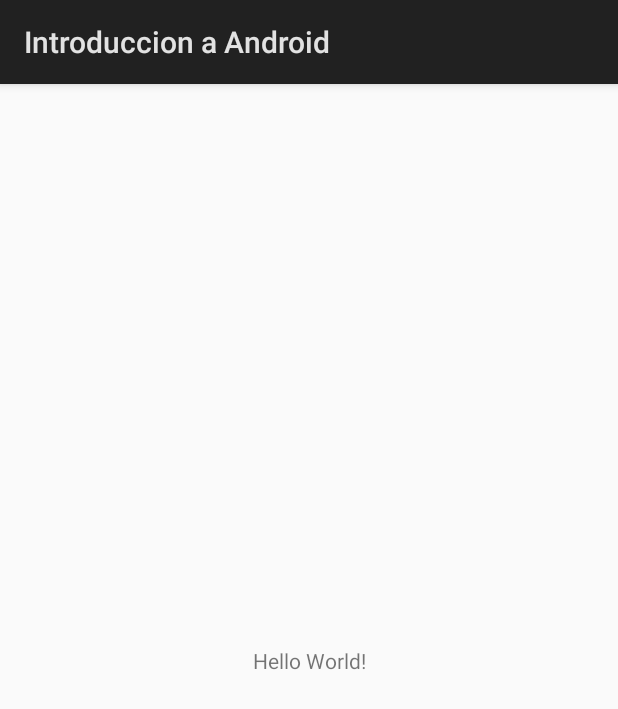
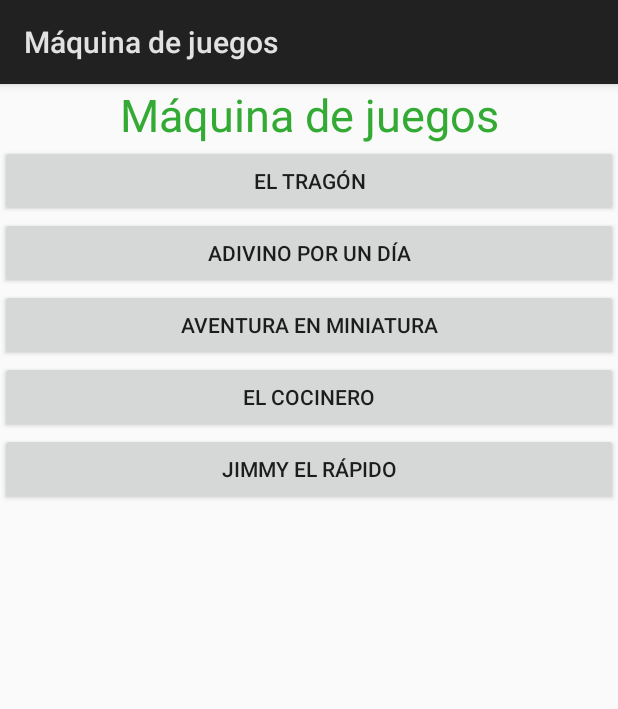
Before and after one commit to JuanAntonioRomero/introduccion-a-android, an Android app: the screen it shows after launch (MainActivity), on a phone screen of 412 x 824 dp. Shown: the top 709 px of the screen. Run offline under Robolectric (Android 15) with nearby library versions, the phone set to English and light mode, and no system bars.

Commit message:
Workshop - Step 1: Main Menu

```diff
--- a/app/src/main/res/layout/activity_main.xml
+++ b/app/src/main/res/layout/activity_main.xml
@@ -1,18 +1,56 @@
 <?xml version="1.0" encoding="utf-8"?>
-<android.support.constraint.ConstraintLayout xmlns:android="http://schemas.android.com/apk/res/android"
-    xmlns:app="http://schemas.android.com/apk/res-auto"
-    xmlns:tools="http://schemas.android.com/tools"
-    android:layout_width="match_parent"
-    android:layout_height="match_parent"
-    tools:context="com.example.everis.android.introduccionaandroid.MainActivity">
+<ScrollView xmlns:android="http://schemas.android.com/apk/res/android"
+            android:layout_width="match_parent"
+            android:layout_height="match_parent">
 
-    <TextView
-        android:layout_width="wrap_content"
+    <LinearLayout
+        android:layout_width="match_parent"
         android:layout_height="wrap_content"
-        android:text="Hello World!"
-        app:layout_constraintBottom_toBottomOf="parent"
-        app:layout_constraintLeft_toLeftOf="parent"
-        app:layout_constraintRight_toRightOf="parent"
-        app:layout_constraintTop_toTopOf="parent" />
+        android:orientation="vertical">
 
-</android.support.constraint.ConstraintLayout>
+        <TextView
+            android:layout_width="match_parent"
+            android:layout_height="wrap_content"
+            android:textSize="30sp"
+            android:textColor="@color/mainTitle"
+            android:gravity="center"
+            android:text="@string/app_name"/>
+
+        <Button
+            android:id="@+id/button_game_adder"
+            android:layout_width="match_parent"
+            android:layout_height="wrap_content"
+            android:gravity="center"
+            android:text="@string/gameTitle_adder"/>
+
+        <Button
+            android:id="@+id/button_game_guessNumber"
+            android:layout_width="match_parent"
+            android:layout_height="wrap_content"
+            android:gravity="center"
+            android:text="@string/gameTitle_guessNumber"/>
+
+        <Button
+            android:id="@+id/button_game_adventure"
+            android:layout_width="match_parent"
+            android:layout_height="wrap_content"
+            android:gravity="center"
+            android:text="@string/gameTitle_adventure"/>
+
+        <Button
+            android:id="@+id/button_game_memory"
+            android:layout_width="match_parent"
+            android:layout_height="wrap_content"
+            android:gravity="center"
+            android:text="@string/gameTitle_memory"/>
+
+        <Button
+            android:id="@+id/button_game_snap"
+            android:layout_width="match_parent"
+            android:layout_height="wrap_content"
+            android:gravity="center"
+            android:text="@string/gameTitle_snap"/>
+
+    </LinearLayout>
+
+</ScrollView>
--- a/app/src/main/res/values/colors.xml
+++ b/app/src/main/res/values/colors.xml
@@ -3,4 +3,6 @@
     <color name="colorPrimary">#3F51B5</color>
     <color name="colorPrimaryDark">#303F9F</color>
     <color name="colorAccent">#FF4081</color>
+
+    <color name="mainTitle">#3A3</color>
 </resources>
--- a/app/src/main/res/values/strings.xml
+++ b/app/src/main/res/values/strings.xml
@@ -1,3 +1,8 @@
 <resources>
-    <string name="app_name">Introduccion a Android</string>
+    <string name="app_name">Máquina de juegos</string>
+    <string name="gameTitle_guessNumber">Adivino por un día</string>
+    <string name="gameTitle_adder">El tragón</string>
+    <string name="gameTitle_adventure">Aventura en miniatura</string>
+    <string name="gameTitle_memory">El cocinero</string>
+    <string name="gameTitle_snap">Jimmy el rápido</string>
 </resources>
```
Also changed, not shown: 1 other file.
